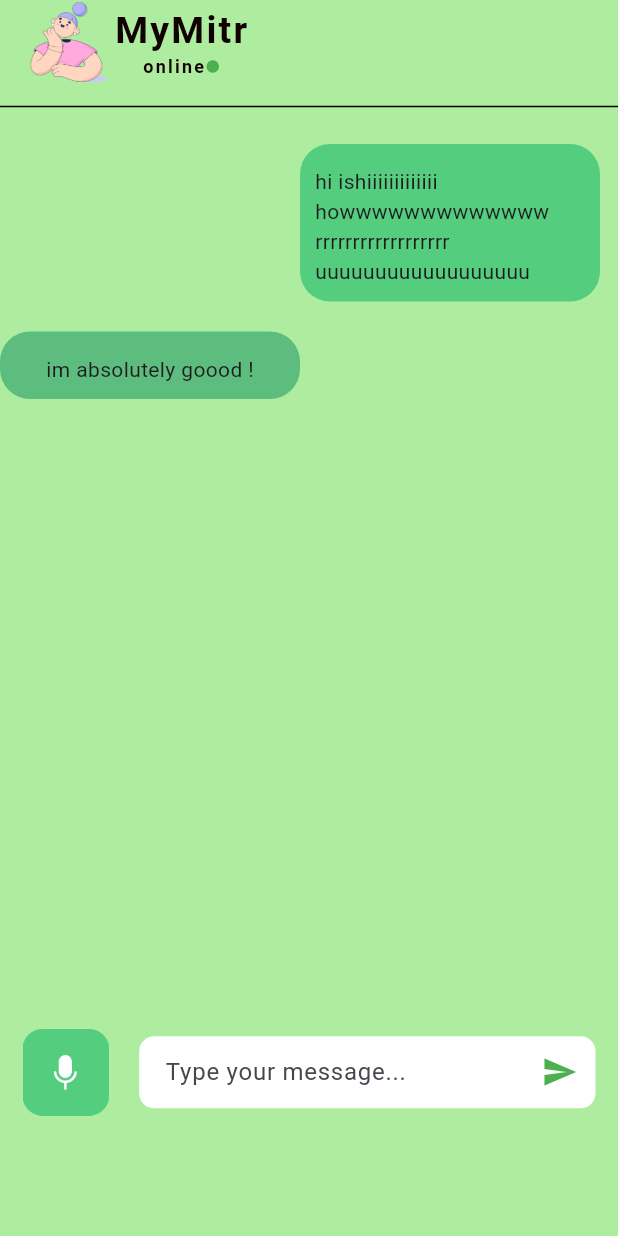
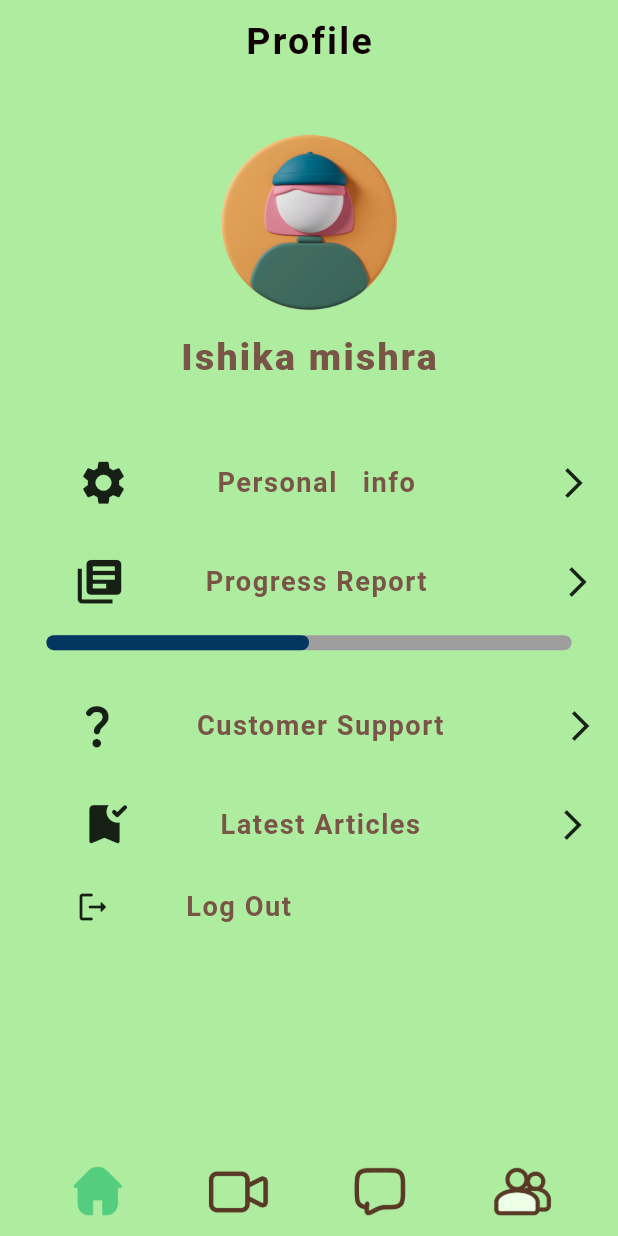
Before and after one commit to Ishsshukla/counsellor, a Flutter app: the screen it shows after launch, on a phone screen of 412 x 824 dp. Run offline on Flutter 3.47's test engine with Material 3 defaults, Android fonts, the phone set to English and light mode, and no system bars; our stand-ins replace google_fonts, hexcolor; Roboto replaces fonts that are missing (Epilogue, poppins).

Commit message:
profile done

```diff
--- a/lib/main.dart
+++ b/lib/main.dart
@@ -4,6 +4,7 @@ import 'package:counsellor/components/homecard_4.dart';
 import 'package:counsellor/navbar/navigation.dart';
 import 'package:counsellor/screens/chat.dart';
 import 'package:counsellor/screens/homr_screen.dart';
+import 'package:counsellor/screens/profile.dart';
 import 'package:flutter/material.dart';
 import 'package:flutter/widgets.dart';
 import 'package:counsellor/components/home_card.dart';
@@ -21,11 +22,12 @@ class MyApp extends StatelessWidget {
   Widget build(BuildContext context) {
     return MaterialApp(
       debugShowCheckedModeBanner: false,
-      initialRoute: 'chat',
+      initialRoute: 'profile',
       // initialRoute: 'subject_wise_attendance',
       routes: {
         'chat': (context) => chatpage(),
         'homepage': (context) => Homepage(),
+        'profile': (context) => profilepage(),
       },
     );
   }
--- a/lib/screens/chat.dart
+++ b/lib/screens/chat.dart
@@ -4,7 +4,7 @@ import 'package:counsellor/components/homecard_4.dart';
 import 'package:counsellor/const/const.dart';
 import 'package:counsellor/navbar/navigation.dart';
 import 'package:counsellor/screens/chat_text.dart';
-import 'package:counsellor/screens/chatnav.dart';
+// import 'package:counsellor/screens/chatnav.dart';
 import 'package:flutter/material.dart';
 import 'package:flutter/widgets.dart';
 import 'package:counsellor/components/home_card.dart';
--- a/lib/screens/chat_text.dart
+++ b/lib/screens/chat_text.dart
@@ -1,4 +1,4 @@
-import 'package:counsellor/const/const.dart';
+
 import 'package:flutter/material.dart';
 
 Widget chattxt(
@@ -6,7 +6,9 @@ Widget chattxt(
   value,
   clr,
   BuildContext context,
-) {
+)
+
+{
   return Padding(
     padding: EdgeInsets.only(left: value, right: 10, top: 10, bottom: 10),
     child: Container(
--- a/lib/screens/homr_screen.dart
+++ b/lib/screens/homr_screen.dart
@@ -2,7 +2,6 @@ import 'package:counsellor/components/homecard_2.dart';
 import 'package:counsellor/components/homecard_3.dart';
 import 'package:counsellor/components/homecard_4.dart';
 import 'package:counsellor/navbar/navigation.dart';
-import 'package:counsellor/screens/chat.dart';
 import 'package:flutter/material.dart';
 import 'package:flutter/widgets.dart';
 import 'package:counsellor/components/home_card.dart';
--- /dev/null
+++ b/lib/screens/prfltxt.dart
@@ -0,0 +1,48 @@
+import 'package:flutter/material.dart';
+
+Widget prfltxt(
+  icon,
+  text,
+  icon2,
+  // value,
+  // clr,
+  BuildContext context,
+) {
+  return Padding(
+    padding: const EdgeInsets.fromLTRB(0.0, 3.0, 6.0, 8.0),
+    child: Row(
+      mainAxisAlignment: MainAxisAlignment.spaceBetween,
+      children: [
+        const SizedBox(
+          width: 40,
+        ),
+        Icon(
+          icon,
+          size: 35,
+        ),
+        const SizedBox(
+          width: 35,
+        ),
+        Text(
+          text,
+          style: const TextStyle(
+            color: Colors.brown,
+            letterSpacing: 1.0,
+            fontSize: 18.15,
+            fontWeight: FontWeight.bold,
+            fontFamily: 'Epilogue',
+          ),
+        ),
+        const SizedBox(
+          width: 65,
+        ),
+        Icon(
+          icon2,
+        ),
+        const SizedBox(
+          height: 55,
+        ),
+      ],
+    ),
+  );
+}
--- /dev/null
+++ b/lib/screens/profile.dart
@@ -0,0 +1,122 @@
+import 'package:flutter/material.dart';
+import 'package:counsellor/navbar/navigation.dart';
+import 'package:counsellor/screens/prfltxt.dart';
+
+class profilepage extends StatefulWidget {
+  @override
+  State<profilepage> createState() => _profilepageState();
+}
+
+class _profilepageState extends State<profilepage> {
+  @override
+  Widget build(BuildContext context) {
+    return Scaffold(
+      backgroundColor: Color.fromARGB(255, 174, 237, 160),
+      appBar: AppBar(
+        backgroundColor: Color.fromARGB(255, 174, 237, 160),
+        centerTitle: true,
+        title: const Row(
+          mainAxisSize: MainAxisSize.min,
+          mainAxisAlignment: MainAxisAlignment.spaceBetween,
+          children: [
+            Text(
+              'Profile',
+              style: TextStyle(
+                color: Color.fromARGB(255, 17, 1, 1),
+                letterSpacing: 1.5,
+                fontSize: 25,
+                fontWeight: FontWeight.bold,
+                fontFamily: 'poppins',
+              ),
+            )
+          ],
+        ),
+      ),
+      bottomNavigationBar: Nav(),
+      body: SingleChildScrollView(
+        child: Column(
+          children: [
+            const SizedBox(
+              height: 30,
+            ),
+            Center(
+              child: Column(
+                children: [
+                  Image.asset(
+                    'assets/avatar girl with hair.png',
+                    scale: 4.5,
+                  ),
+                  const SizedBox(
+                    height: 10,
+                  ),
+                  const Text(
+                    'Ishika mishra',
+                    style: TextStyle(
+                      color: Colors.brown,
+                      letterSpacing: 1.5,
+                      fontSize: 25,
+                      fontWeight: FontWeight.w900,
+                      fontFamily: 'poppins',
+                    ),
+                  )
+                ],
+              ),
+            ),
+            const SizedBox(
+              height: 35,
+            ),
+            prfltxt(Icons.settings, 'Personal   info ', Icons.arrow_forward_ios,
+                context),
+
+            prfltxt(Icons.library_books, 'Progress Report ',
+                Icons.arrow_forward_ios, context),
+
+            const SizedBox(
+              width: 350.0,
+              child: LinearProgressIndicator(
+                value: 0.5,
+                borderRadius: BorderRadius.horizontal(
+                    left: Radius.circular(190),
+                    right: Radius.circular(
+                        200)), // Replace with the actual progress value
+                minHeight: 10,
+                backgroundColor: Colors.grey,
+                valueColor: AlwaysStoppedAnimation<Color>(
+                    Color.fromARGB(255, 3, 54, 97)),
+              ),
+            ),
+
+            const SizedBox(
+              height: 20,
+            ),
+            prfltxt(Icons.question_mark_rounded, 'Customer Support',
+                Icons.arrow_forward_ios, context),
+            prfltxt(Icons.bookmark_added_rounded, 'Latest Articles',
+                Icons.arrow_forward_ios, context),
+            const Padding(
+              padding: EdgeInsets.fromLTRB(50.0, 6.0, 75.0, 8.0),
+              child: Row(
+                // mainAxisAlignment: MainAxisAlignment.spaceAround,
+                children: [
+                  Icon(Icons.logout_rounded),
+                  Text(
+                    '         Log Out',
+                    style: TextStyle(
+                      color: Colors.brown,
+                      letterSpacing: 1.0,
+                      fontSize: 18.15,
+                      fontWeight: FontWeight.bold,
+                      fontFamily: 'Epilogue',
+                    ),
+                  ),
+                ],
+              ),
+            ),
+
+            ///
+          ],
+        ),
+      ),
+    );
+  }
+}
```
Also changed, not shown: lib/screens/chatnav.dart (deleted, +0 -34 lines), assets/avatar girl with hair.png (added).
